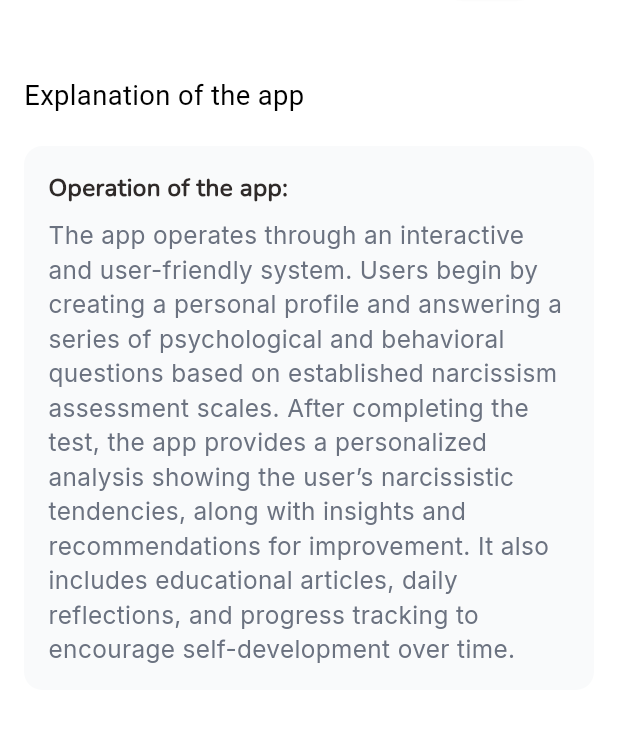
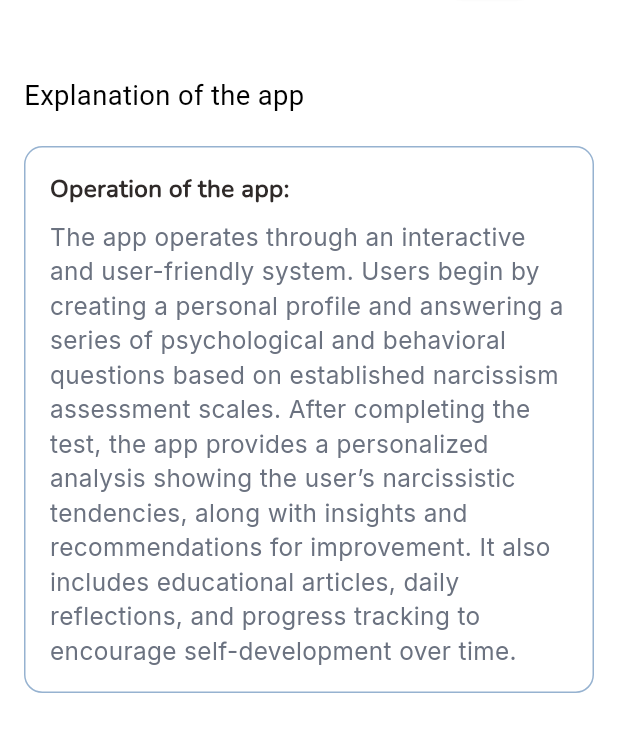
Before and after one commit to backbencherstudio/anninawyss_FO72194B15C03, a Flutter app: the ExplainationApp screen opened by its route, after a tap on "Operation of the app", on a phone screen of 412 x 824 dp, the part 77-829 px from its top. Run offline on Flutter 3.47's test engine with Material 3 defaults, Android fonts, the light colour scheme and no system bars; our stand-ins replace fl_chart, flutter_riverpod, flutter_screenutil, pinput; network calls fail.

Commit message:
my personal story screen

```diff
--- a/lib/core/route/route_manager.dart
+++ b/lib/core/route/route_manager.dart
@@ -11,6 +11,7 @@ import 'package:anninawyss_o72194b15c03/presentation/module_one/view/explain_app
 import 'package:anninawyss_o72194b15c03/presentation/module_one/view/explaination_app.dart';
 import 'package:anninawyss_o72194b15c03/presentation/module_one/view/functionality_app_screen.dart';
 import 'package:anninawyss_o72194b15c03/presentation/module_one/view/module_one_screen.dart';
+import 'package:anninawyss_o72194b15c03/presentation/module_one/view/my_personal_story.dart';
 import 'package:anninawyss_o72194b15c03/presentation/module_one/view/operation_app_details.dart';
 import 'package:anninawyss_o72194b15c03/presentation/splash/view/splash_screen.dart';
 import 'package:flutter/material.dart';
@@ -36,6 +37,7 @@ class Routes{
   static const String operationAppRoute="/operationAppScreen";
   static const String disclaimerAppRoute="/disclaimerAppScreen";
   static const String functionalityAppRoute="/functionalityAppScreen";
+  static const String myPersonalStoryRoute="/myPersonalStoryScreen";
 
 
   static const String onBoadingRoute="/onBoading";
@@ -79,6 +81,8 @@ class RouteGenerator{
         return MaterialPageRoute(builder: (_)=> DisclaimerAppScreen());
         case Routes.functionalityAppRoute:
         return MaterialPageRoute(builder: (_)=> FunctionalityAppScreen());
+        case Routes.myPersonalStoryRoute:
+        return MaterialPageRoute(builder: (_)=> MyPersonalStory());
 
       default:
       return unDefineRoute();
--- a/lib/presentation/module_one/view/explaination_app.dart
+++ b/lib/presentation/module_one/view/explaination_app.dart
@@ -28,8 +28,11 @@ class _ExplainationAppState extends State<ExplainationApp> {
             Container(
               padding: EdgeInsets.all(16.r),
               decoration: BoxDecoration(
-                color: AppColors.cardBackgroundColor,
-                borderRadius: BorderRadius.circular(12.r),
+                  borderRadius: BorderRadius.circular(12.r),
+                  color: AppColors.whiteBackgroundColor,
+                  border: Border.all(
+                    color: Color(0xFF96B2D0),
+                  )
               ),
               child: Column(
                 children: [
--- a/lib/presentation/module_one/view/module_one_screen.dart
+++ b/lib/presentation/module_one/view/module_one_screen.dart
@@ -2,6 +2,7 @@ import 'package:anninawyss_o72194b15c03/core/constansts/app_colors.dart';
 import 'package:anninawyss_o72194b15c03/presentation/widgets/app_bar_auth.dart';
 import 'package:anninawyss_o72194b15c03/presentation/widgets/custom_app_bar.dart';
 import 'package:anninawyss_o72194b15c03/presentation/widgets/custom_button.dart';
+import 'package:anninawyss_o72194b15c03/presentation/widgets/custom_content_button.dart';
 import 'package:flutter/material.dart';
 import 'package:flutter_screenutil/flutter_screenutil.dart';
 
@@ -54,8 +55,11 @@ class _ModuleOneScreenState extends State<ModuleOneScreen> {
 
                    ],
                  ),
-
                ),
+               SizedBox(height: 20.h,),
+               CustomContentButton(text: "My Personal Story", onTap: (){
+                 Navigator.pushNamed(context, Routes.myPersonalStoryRoute );
+               },),
                SizedBox(height: 20.h,),
                Container(
                  padding: EdgeInsets.all(16.r),
--- a/lib/presentation/module_one/view/operation_app_details.dart
+++ b/lib/presentation/module_one/view/operation_app_details.dart
@@ -23,10 +23,12 @@ class OperationAppDetails extends StatelessWidget {
             SizedBox(height: 20.h,),
             Container(
               padding: EdgeInsets.all(16.r),
-
               decoration: BoxDecoration(
-                  color: AppColors.cardBackgroundColor,
-                  borderRadius: BorderRadius.circular(12.r)
+                  borderRadius: BorderRadius.circular(12.r),
+                  color: AppColors.whiteBackgroundColor,
+                  border: Border.all(
+                    color: Color(0xFF96B2D0),
+                  )
               ),
               child: Column(
                 crossAxisAlignment: CrossAxisAlignment.start,
```
Also changed, not shown: lib/presentation/module_one/view/disclaimer_app_screen.dart (+5 -3 lines), lib/presentation/module_one/view/explain_app_details.dart (+5 -3 lines), lib/presentation/module_one/view/functionality_app_screen.dart (+5 -2 lines), lib/presentation/module_one/view/my_personal_story.dart (added, +45 -0 lines). Lines whose indentation alone changed are shown as unchanged.
